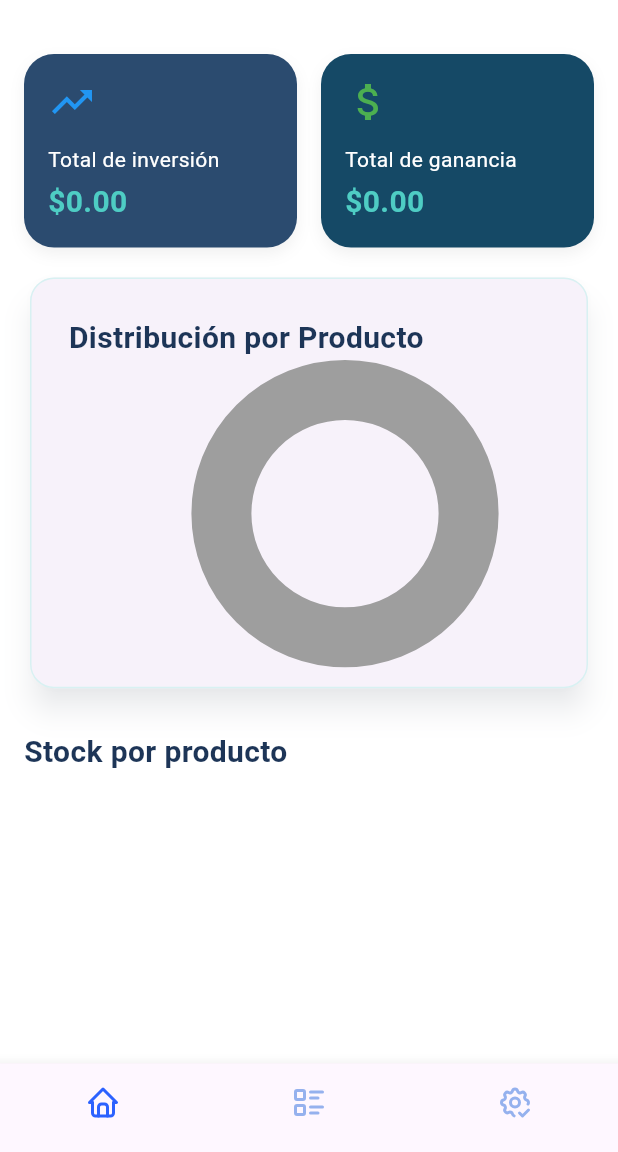
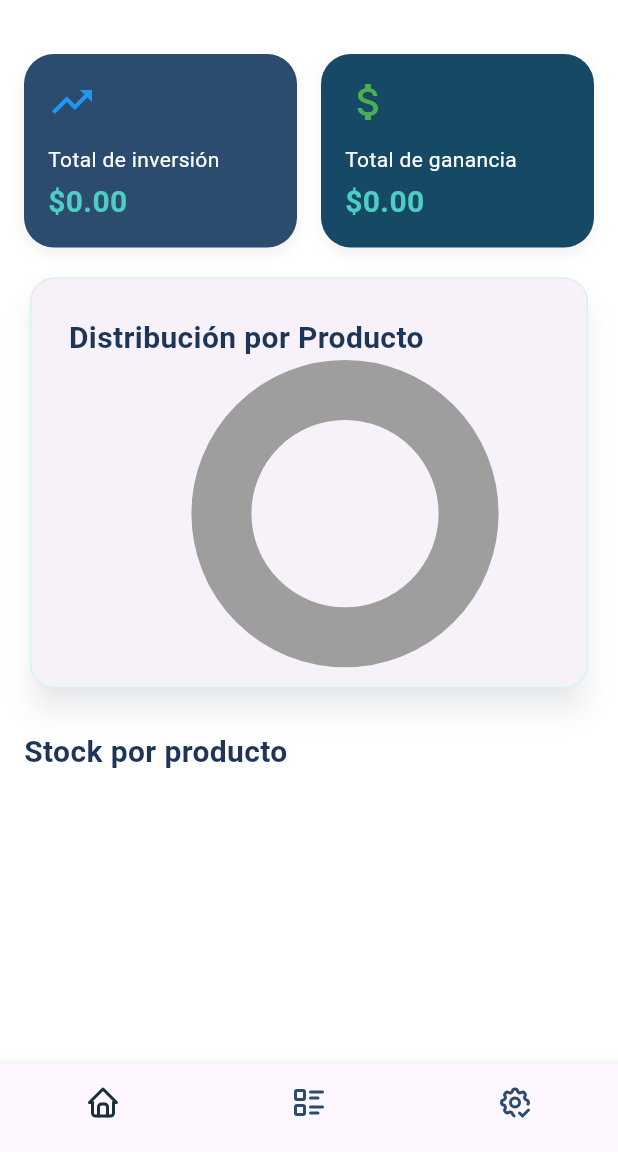
Before and after one commit to AldroX/miAlmacenApp, a Flutter app: the screen it shows after launch, on a phone screen of 412 x 824 dp, the part 84-1236 px from its top. Run offline on Flutter 3.47's test engine with Material 3 defaults, Android fonts, the phone set to English and light mode, and no system bars; drawn by our look-alikes of pie_chart; our stand-ins replace firebase_core, flutter_svg, hive, hive_flutter, image_picker; accounts and stored records are empty.

Commit message:
feat:changes colos of icon navbottom

```diff
--- a/lib/main.dart
+++ b/lib/main.dart
@@ -9,8 +9,8 @@ import 'pages/products_page.dart';
 import 'widgets/test.dart';
 import 'core/theme/palette_colors.dart';
 
-const Color kActiveColor = Color.fromRGBO(44, 98, 255, 1.0);
-const Color kInactiveColor = Color(0xFF95B1EE);
+const Color kActiveColor = AppColors.azulMarinoOscuro;
+const Color kInactiveColor = AppColors.azulMarinoClaro;
 
 const String homeIcon = '''
     <svg width="24"  height="24"  viewBox="0 0 24 24"  fill="none"  stroke="currentColor"  stroke-width="2"  stroke-linecap="round"  stroke-linejoin="round"  class="icon icon-tabler icons-tabler-outline icon-tabler-home">
```
